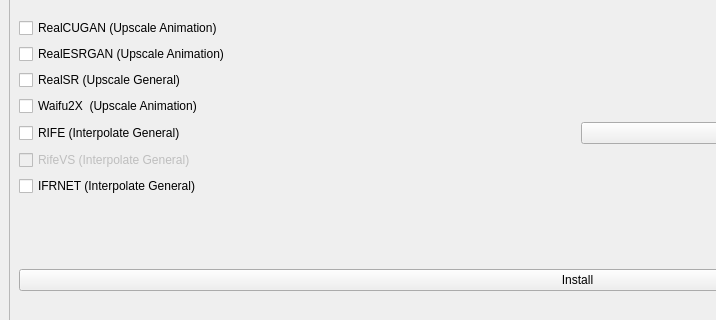
The window that src/getModels/SelectAI.ui (TNTwise/REAL-Video-Enhancer) describes before a commit, drawn with Qt 5; both pictures show x 0 to 716 and y 161 to 481 of the 1155 by 645 pixel window.
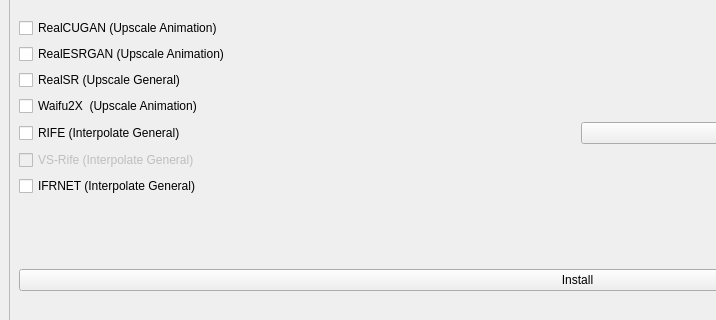
The same window after the commit.

Diff of the .ui file:
```diff
--- a/src/getModels/SelectAI.ui
+++ b/src/getModels/SelectAI.ui
@@ -132,7 +132,7 @@
             <bool>false</bool>
            </property>
            <property name="text">
-            <string>RifeVS (Interpolate General)</string>
+            <string>VS-Rife (Interpolate General)</string>
            </property>
           </widget>
          </item>
```
